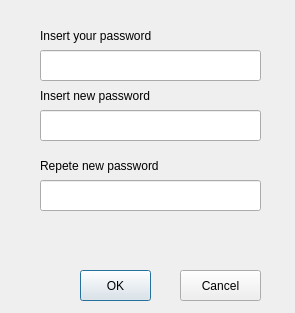
Old version of the form confirmpassword.ui in the repository letol/shared-editor.
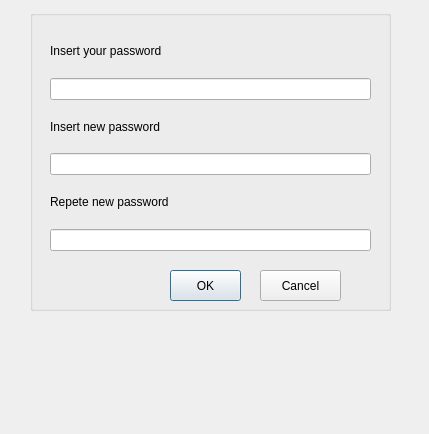
New version of the form.

```diff
--- a/confirmpassword.ui
+++ b/confirmpassword.ui
@@ -6,129 +6,139 @@
    <rect>
     <x>0</x>
     <y>0</y>
-    <width>295</width>
-    <height>313</height>
+    <width>429</width>
+    <height>434</height>
    </rect>
   </property>
   <property name="windowTitle">
    <string>Confirm password</string>
   </property>
-  <widget class="QLineEdit" name="new_password">
-   <property name="geometry">
-    <rect>
-     <x>40</x>
-     <y>110</y>
-     <width>221</width>
-     <height>31</height>
-    </rect>
-   </property>
-   <property name="echoMode">
-    <enum>QLineEdit::Password</enum>
-   </property>
-  </widget>
-  <widget class="QLineEdit" name="new_rpwd">
-   <property name="geometry">
-    <rect>
-     <x>40</x>
-     <y>180</y>
-     <width>221</width>
-     <height>31</height>
-    </rect>
-   </property>
-   <property name="echoMode">
-    <enum>QLineEdit::Password</enum>
-   </property>
-  </widget>
-  <widget class="QLabel" name="label_2">
-   <property name="geometry">
-    <rect>
-     <x>40</x>
-     <y>80</y>
-     <width>211</width>
-     <height>31</height>
-    </rect>
-   </property>
-   <property name="text">
-    <string>Insert new password</string>
-   </property>
-  </widget>
-  <widget class="QLabel" name="label_3">
-   <property name="geometry">
-    <rect>
-     <x>40</x>
-     <y>150</y>
-     <width>201</width>
-     <height>31</height>
-    </rect>
-   </property>
-   <property name="text">
-    <string>Repete new password</string>
-   </property>
-  </widget>
   <widget class="QLabel" name="error">
    <property name="geometry">
     <rect>
-     <x>40</x>
-     <y>220</y>
-     <width>221</width>
-     <height>31</height>
+     <x>30</x>
+     <y>340</y>
+     <width>361</width>
+     <height>81</height>
     </rect>
    </property>
+   <property name="styleSheet">
+    <string notr="true">QLabel {color : red; }</string>
+   </property>
    <property name="text">
     <string/>
    </property>
   </widget>
-  <widget class="QLineEdit" name="password">
+  <widget class="QGroupBox" name="groupBox">
    <property name="geometry">
     <rect>
-     <x>40</x>
-     <y>50</y>
-     <width>221</width>
-     <height>31</height>
-    </rect>
-   </property>
-   <property name="echoMode">
-    <enum>QLineEdit::Password</enum>
-   </property>
-  </widget>
-  <widget class="QLabel" name="label">
-   <property name="geometry">
-    <rect>
-     <x>40</x>
+     <x>30</x>
      <y>10</y>
-     <width>141</width>
-     <height>51</height>
+     <width>361</width>
+     <height>301</height>
     </rect>
    </property>
-   <property name="text">
-    <string>Insert your password</string>
+   <property name="title">
+    <string/>
    </property>
-  </widget>
-  <widget class="QPushButton" name="pushButton_ok">
-   <property name="geometry">
-    <rect>
-     <x>80</x>
-     <y>270</y>
-     <width>71</width>
-     <height>31</height>
-    </rect>
-   </property>
-   <property name="text">
-    <string>OK</string>
-   </property>
-  </widget>
-  <widget class="QPushButton" name="pushButton_cancel">
-   <property name="geometry">
-    <rect>
-     <x>180</x>
-     <y>270</y>
-     <width>81</width>
-     <height>31</height>
-    </rect>
-   </property>
-   <property name="text">
-    <string>Cancel</string>
-   </property>
+   <widget class="QPushButton" name="pushButton_ok">
+    <property name="geometry">
+     <rect>
+      <x>140</x>
+      <y>260</y>
+      <width>71</width>
+      <height>31</height>
+     </rect>
+    </property>
+    <property name="text">
+     <string>OK</string>
+    </property>
+   </widget>
+   <widget class="QPushButton" name="pushButton_cancel">
+    <property name="geometry">
+     <rect>
+      <x>230</x>
+      <y>260</y>
+      <width>81</width>
+      <height>31</height>
+     </rect>
+    </property>
+    <property name="text">
+     <string>Cancel</string>
+    </property>
+   </widget>
+   <widget class="QWidget" name="">
+    <property name="geometry">
+     <rect>
+      <x>20</x>
+      <y>20</y>
+      <width>321</width>
+      <height>221</height>
+     </rect>
+    </property>
+    <layout class="QVBoxLayout" name="verticalLayout_4">
+     <item>
+      <layout class="QVBoxLayout" name="verticalLayout">
+       <item>
+        <widget class="QLabel" name="label">
+         <property name="focusPolicy">
+          <enum>Qt::NoFocus</enum>
+         </property>
+         <property name="text">
+          <string>Insert your password</string>
+         </property>
+        </widget>
+       </item>
+       <item>
+        <widget class="QLineEdit" name="password">
+         <property name="cursor">
+          <cursorShape>IBeamCursor</cursorShape>
+         </property>
+         <property name="echoMode">
+          <enum>QLineEdit::Password</enum>
+         </property>
+        </widget>
+       </item>
+      </layout>
+     </item>
+     <item>
+      <layout class="QVBoxLayout" name="verticalLayout_2">
+       <item>
+        <widget class="QLabel" name="label_2">
+         <property name="text">
+          <string>Insert new password</string>
+         </property>
+        </widget>
+       </item>
+       <item>
+        <widget class="QLineEdit" name="new_password">
+         <property name="echoMode">
+          <enum>QLineEdit::Password</enum>
+         </property>
+        </widget>
+       </item>
+      </layout>
+     </item>
+     <item>
+      <layout class="QVBoxLayout" name="verticalLayout_3">
+       <item>
+        <widget class="QLabel" name="label_3">
+         <property name="text">
+          <string>Repete new password</string>
+         </property>
+        </widget>
+       </item>
+       <item>
+        <widget class="QLineEdit" name="new_rpwd">
+         <property name="echoMode">
+          <enum>QLineEdit::Password</enum>
+         </property>
+        </widget>
+       </item>
+      </layout>
+     </item>
+    </layout>
+   </widget>
   </widget>
  </widget>
  <resources/>
```
Left out of the diff: 7 changed lines with no effect on the pictures.
